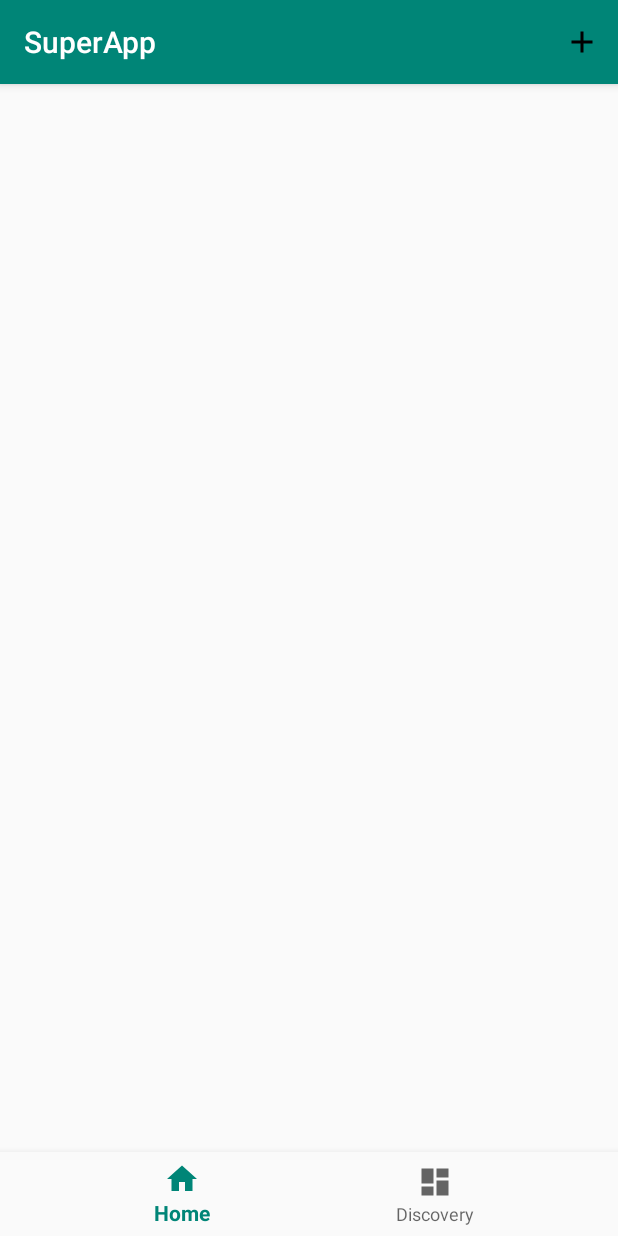
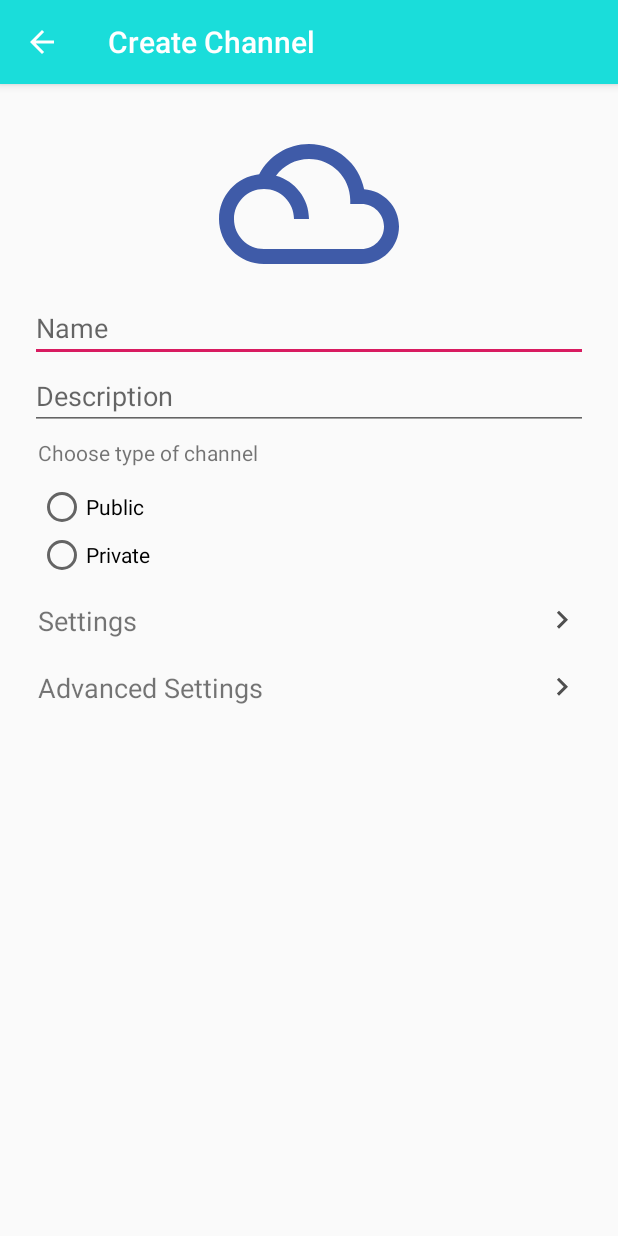
Before and after one commit to androdev700/SuperApp, an Android app: the screen it shows after launch (MainActivity before the commit, AddActivity after it), after a tap on "Add", on a phone screen of 412 x 824 dp. Run offline under Robolectric (Android 15) with nearby library versions, the phone set to English and light mode, and no system bars.

Commit message:
Color, UI for settings

```diff
--- a/app/src/main/java/com/oldmen/superapp/ui/activity/MainActivity.java
+++ b/app/src/main/java/com/oldmen/superapp/ui/activity/MainActivity.java
@@ -1,5 +1,6 @@
 package com.oldmen.superapp.ui.activity;
 
+import android.content.Intent;
 import android.os.Bundle;
 import android.view.Menu;
 import android.view.MenuInflater;
@@ -11,6 +12,7 @@ import androidx.fragment.app.FragmentTransaction;
 
 import com.google.android.material.bottomnavigation.BottomNavigationView;
 import com.oldmen.superapp.R;
+import com.oldmen.superapp.ui.activity.addchannel.AddActivity;
 import com.oldmen.superapp.ui.fragment.HomeFragment;
 
 public class MainActivity extends AppCompatActivity {
@@ -69,7 +71,7 @@ public class MainActivity extends AppCompatActivity {
         // Handle item selection
         switch (item.getItemId()) {
             case R.id.add_more:
-                // Open Add Screen
+                startActivity(new Intent(this, AddActivity.class));
                 return true;
             case R.id.search_more:
                 // Open Search Screen
--- /dev/null
+++ b/app/src/main/java/com/oldmen/superapp/ui/activity/addchannel/AddActivity.java
@@ -0,0 +1,42 @@
+package com.oldmen.superapp.ui.activity.addchannel;
+
+import android.content.Context;
+import android.content.Intent;
+import android.os.Bundle;
+import android.view.View;
+import android.widget.TextView;
+
+import androidx.appcompat.app.AppCompatActivity;
+
+import com.oldmen.superapp.R;
+
+public class AddActivity extends AppCompatActivity {
+
+    TextView settingsView, advancedSettingsView;
+    Context mContext;
+
+    @Override
+    protected void onCreate(Bundle savedInstanceState) {
+        super.onCreate(savedInstanceState);
+        setContentView(R.layout.activity_add);
+
+        settingsView = findViewById(R.id.settings);
+        advancedSettingsView = findViewById(R.id.settings_advanced);
+
+        mContext = this;
+
+        settingsView.setOnClickListener(new View.OnClickListener() {
+            @Override
+            public void onClick(View view) {
+                startActivity(new Intent(mContext, SettingsActivity.class));
+            }
+        });
+
+        advancedSettingsView.setOnClickListener(new View.OnClickListener() {
+            @Override
+            public void onClick(View view) {
+                startActivity(new Intent(mContext, AdvancedSettingsActivity.class));
+            }
+        });
+    }
+}
--- /dev/null
+++ b/app/src/main/res/drawable/ic_filter_drama_black_24dp.xml
@@ -0,0 +1,5 @@
+<vector android:height="24dp" android:tint="#3F5BA8"
+    android:viewportHeight="24.0" android:viewportWidth="24.0"
+    android:width="24dp" xmlns:android="http://schemas.android.com/apk/res/android">
+    <path android:fillColor="#FF000000" android:pathData="M19.35,10.04C18.67,6.59 15.64,4 12,4 9.11,4 6.61,5.64 5.36,8.04 2.35,8.36 0,10.9 0,14c0,3.31 2.69,6 6,6h13c2.76,0 5,-2.24 5,-5 0,-2.64 -2.05,-4.78 -4.65,-4.96zM19,18H6c-2.21,0 -4,-1.79 -4,-4s1.79,-4 4,-4 4,1.79 4,4h2c0,-2.76 -1.86,-5.08 -4.4,-5.78C8.61,6.88 10.2,6 12,6c3.03,0 5.5,2.47 5.5,5.5v0.5H19c1.65,0 3,1.35 3,3s-1.35,3 -3,3z"/>
+</vector>
--- /dev/null
+++ b/app/src/main/res/drawable/ic_keyboard_arrow_right_black_24dp.xml
@@ -0,0 +1,5 @@
+<vector android:height="24dp" android:tint="#4F4F4F"
+    android:viewportHeight="24.0" android:viewportWidth="24.0"
+    android:width="24dp" xmlns:android="http://schemas.android.com/apk/res/android">
+    <path android:fillColor="#FF000000" android:pathData="M8.59,16.34l4.58,-4.59 -4.58,-4.59L10,5.75l6,6 -6,6z"/>
+</vector>
--- a/app/src/main/res/layout/activity_add.xml
+++ b/app/src/main/res/layout/activity_add.xml
@@ -3,7 +3,7 @@
     xmlns:tools="http://schemas.android.com/tools"
     android:layout_width="match_parent"
     android:layout_height="match_parent"
-    tools:context=".ui.activity.AddActivity">
+    tools:context=".ui.activity.addchannel.AddActivity">
 
     <LinearLayout
         android:layout_width="match_parent"
@@ -14,24 +14,73 @@
         <ImageView
             android:layout_width="120dp"
             android:layout_height="120dp"
-            android:layout_gravity="center" />
+            android:layout_gravity="center"
+            android:src="@drawable/ic_filter_drama_black_24dp" />
 
         <EditText
             android:id="@+id/name"
-            android:hint="Name"
             android:layout_width="match_parent"
             android:layout_height="wrap_content"
-            android:inputType="text"
-            android:importantForAutofill="no" />
+            android:hint="Name"
+            android:importantForAutofill="no"
+            android:inputType="text" />
 
         <EditText
             android:id="@+id/description"
-            android:hint="Description"
             android:layout_width="match_parent"
             android:layout_height="wrap_content"
-            android:inputType="text"
-            android:importantForAutofill="no" />
+            android:hint="Description"
+            android:importantForAutofill="no"
+            android:inputType="text" />
 
+        <TextView
+            android:layout_width="wrap_content"
+            android:layout_height="wrap_content"
+            android:layout_margin="5dp"
+            android:text="Choose type of channel" />
+
+        <RadioGroup
+            android:layout_width="match_parent"
+            android:layout_height="wrap_content"
+            android:layout_margin="5dp">
+
+            <RadioButton
+                android:id="@+id/type_public"
+                android:layout_width="match_parent"
+                android:layout_height="wrap_content"
+                android:text="Public" />
+
+            <RadioButton
+                android:id="@+id/type_private"
+                android:layout_width="match_parent"
+                android:layout_height="wrap_content"
+                android:text="Private" />
+
+        </RadioGroup>
+
+        <TextView
+            android:id="@+id/settings"
+            android:layout_width="match_parent"
+            android:layout_height="wrap_content"
+            android:drawableEnd="@drawable/ic_keyboard_arrow_right_black_24dp"
+            android:paddingStart="5dp"
+            android:paddingTop="10dp"
+            android:paddingEnd="5dp"
+            android:paddingBottom="10dp"
+            android:text="Settings"
+            android:textSize="18sp" />
+
+        <TextView
+            android:id="@+id/settings_advanced"
+            android:layout_width="match_parent"
+            android:layout_height="wrap_content"
+            android:drawableEnd="@drawable/ic_keyboard_arrow_right_black_24dp"
+            android:paddingStart="5dp"
+            android:paddingTop="10dp"
+            android:paddingEnd="5dp"
+            android:paddingBottom="10dp"
+            android:text="Advanced Settings"
+            android:textSize="18sp" />
 
     </LinearLayout>
 
--- a/app/src/main/res/values/colors.xml
+++ b/app/src/main/res/values/colors.xml
@@ -1,6 +1,8 @@
 <?xml version="1.0" encoding="utf-8"?>
 <resources>
-    <color name="colorPrimary">#008577</color>
-    <color name="colorPrimaryDark">#00574B</color>
+    <color name="colorPrimary">#1addda</color>
+    <color name="colorPrimaryDark">#006064</color>
     <color name="colorAccent">#D81B60</color>
+    <color name="primaryText">#333333</color>
+    <color name="secondaryText">#999999</color>
 </resources>
```
Also changed, not shown: app/src/main/AndroidManifest.xml (+21 -4 lines), app/src/main/java/com/oldmen/superapp/db/model/Channel.java (+9 -1 lines), app/src/main/java/com/oldmen/superapp/ui/activity/addchannel/AdvancedSettingsActivity.java (renamed from app/src/main/java/com/oldmen/superapp/ui/activity/AddActivity.java, +5 -5 lines), app/src/main/java/com/oldmen/superapp/ui/activity/addchannel/SettingsActivity.java (added, +235 -0 lines), app/src/main/res/layout/activity_advanced_settings.xml (added, +9 -0 lines), app/src/main/res/layout/activity_settings.xml (added, +61 -0 lines), app/src/main/res/values/strings.xml (+33 -0 lines).
